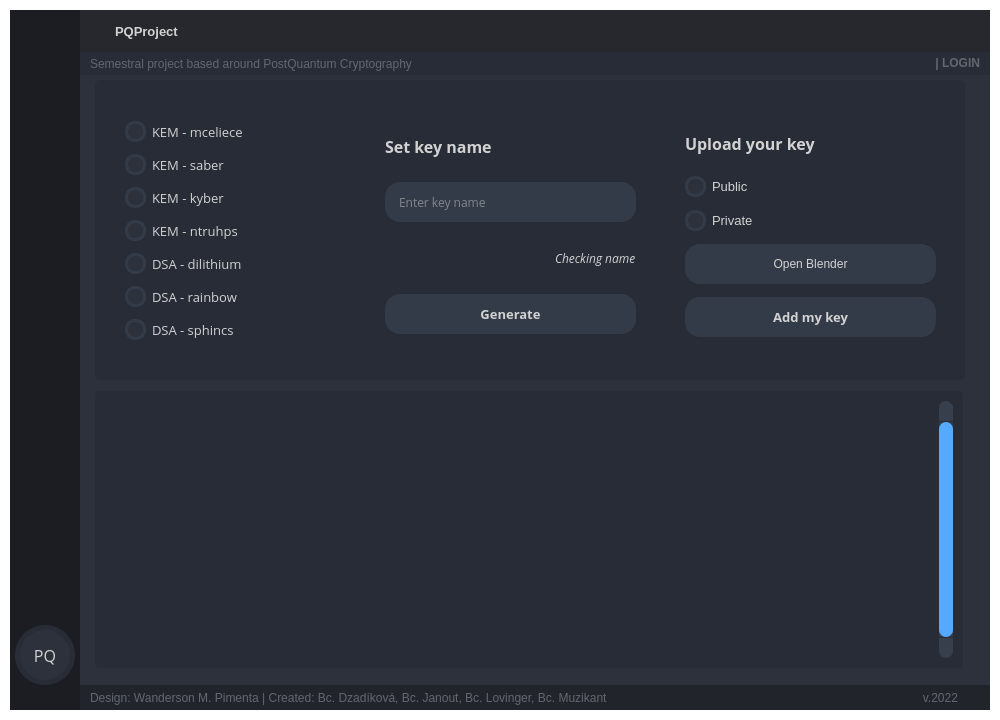
Before: the Qt Designer form gui/GUI_BASE.ui in Muzosh/PQ-crypto-test-app, drawn with Qt 5.
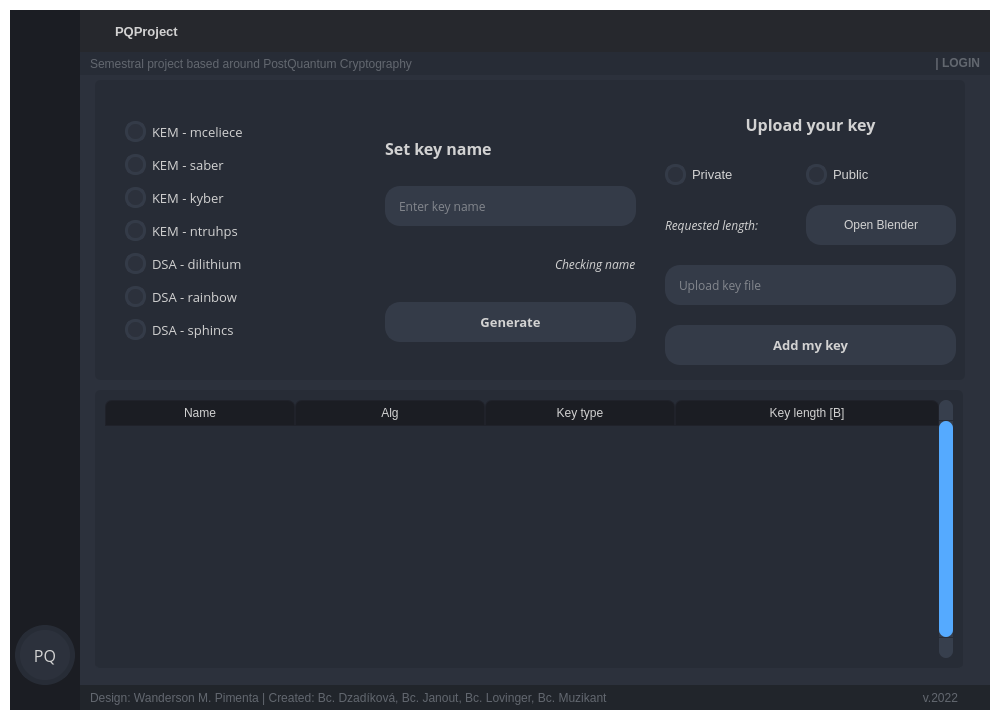
After: the same form once the commit is applied. The open tabs and pages were chosen to show the change. Icons and pictures are not drawn.

Commit message: Add method for requested key length updating

```diff
--- a/gui/GUI_BASE.ui
+++ b/gui/GUI_BASE.ui
@@ -3246,6 +3246,9 @@
                         <property name="text">
                          <string>KEM - mceliece</string>
                         </property>
+                        <property name="autoExclusive">
+                         <bool>true</bool>
+                        </property>
                        </widget>
                       </item>
                       <item>
@@ -3377,7 +3380,7 @@
                        <x>270</x>
                        <y>10</y>
                        <width>291</width>
-                       <height>281</height>
+                       <height>291</height>
                       </rect>
                      </property>
                      <layout class="QVBoxLayout" name="layout_setkey_box">
@@ -3537,35 +3540,20 @@
                       </item>
                      </layout>
                     </widget>
-                    <widget class="QWidget" name="horizontalLayoutWidget_4">
+                    <widget class="QWidget" name="gridLayoutWidget">
                      <property name="geometry">
                       <rect>
                        <x>570</x>
                        <y>10</y>
                        <width>291</width>
-                       <height>281</height>
+                       <height>291</height>
                       </rect>
                      </property>
-                     <layout class="QVBoxLayout" name="layout_key_uploadkey">
+                     <layout class="QGridLayout" name="key_layout_upload_key" rowstretch="0,0,0,0,0,0,0,0">
                       <property name="spacing">
-                       <number>0</number>
+                       <number>6</number>
                       </property>
-                      <property name="sizeConstraint">
-                       <enum>QLayout::SetDefaultConstraint</enum>
-                      </property>
-                      <property name="leftMargin">
-                       <number>20</number>
-                      </property>
-                      <property name="topMargin">
-                       <number>20</number>
-                      </property>
-                      <property name="rightMargin">
-                       <number>20</number>
-                      </property>
-                      <property name="bottomMargin">
-                       <number>20</number>
-                      </property>
-                      <item>
+                      <item row="0" column="0" colspan="2">
                        <widget class="QLabel" name="key_uploadkey_label">
                         <property name="sizePolicy">
                          <sizepolicy hsizetype="Minimum" vsizetype="Fixed">
@@ -3590,21 +3578,12 @@
                         <property name="text">
                          <string>Upload your key</string>
                         </property>
-                       </widget>
-                      </item>
-                      <item>
-                       <widget class="QRadioButton" name="key_public_radio_button">
-                        <property name="font">
-                         <font>
-                          <pointsize>10</pointsize>
-                         </font>
+                        <property name="alignment">
+                         <set>Qt::AlignCenter</set>
                         </property>
-                        <property name="text">
-                         <string>Public</string>
-                        </property>
                        </widget>
                       </item>
-                      <item>
+                      <item row="1" column="0">
                        <widget class="QRadioButton" name="key_private_radio_button">
                         <property name="font">
                          <font>
@@ -3616,7 +3595,83 @@
                         </property>
                        </widget>
                       </item>
-                      <item>
+                      <item row="5" column="0" colspan="2">
+                       <widget class="QLineEdit" name="key_upload_line">
+                        <property name="sizePolicy">
+                         <sizepolicy hsizetype="Expanding" vsizetype="Maximum">
+                          <horstretch>0</horstretch>
+                          <verstretch>0</verstretch>
+                         </sizepolicy>
+                        </property>
+                        <property name="minimumSize">
+                         <size>
+                          <width>0</width>
+                          <height>40</height>
+                         </size>
+                        </property>
+                        <property name="font">
+                         <font>
+                          <family>Open Sans</family>
+                         </font>
+                        </property>
+                        <property name="styleSheet">
+                         <string notr="true">QLineEdit {
+	border: 2px solid rgb(52, 59, 72);
+	border-radius: 15px;	
+	background-color: rgb(52, 59, 72);
+}
+QLineEdit:hover {
+	background-color: rgb(57, 65, 80);
+	border: 2px solid rgb(61, 70, 86);
+}
+QLineEdit:pressed {	
+	background-color: rgb(35, 40, 49);
+	border: 2px solid rgb(43, 50, 61);
+}</string>
+                        </property>
+                        <property name="placeholderText">
+                         <string>Upload key file</string>
+                        </property>
+                       </widget>
+                      </item>
+                      <item row="1" column="1">
+                       <widget class="QRadioButton" name="key_public_radio_button">
+                        <property name="font">
+                         <font>
+                          <pointsize>10</pointsize>
+                         </font>
+                        </property>
+                        <property name="text">
+                         <string>Public</string>
+                        </property>
+                       </widget>
+                      </item>
+                      <item row="2" column="0">
+                       <widget class="QLabel" name="key_requested_length_label">
+                        <property name="sizePolicy">
+                         <sizepolicy hsizetype="Expanding" vsizetype="Maximum">
+                          <horstretch>0</horstretch>
+                          <verstretch>0</verstretch>
+                         </sizepolicy>
+                        </property>
+                        <property name="minimumSize">
+                         <size>
+                          <width>0</width>
+                          <height>20</height>
+                         </size>
+                        </property>
+                        <property name="font">
+                         <font>
+                          <family>Open Sans</family>
+                          <italic>true</italic>
+                         </font>
+                        </property>
+                        <property name="text">
+                         <string>Requested length:</string>
+                        </property>
+                       </widget>
+                      </item>
+                      <item row="2" column="1">
                        <widget class="QPushButton" name="key_upload_button">
                         <property name="minimumSize">
                          <size>
@@ -3654,7 +3709,7 @@
                         </property>
                        </widget>
                       </item>
-                      <item>
+                      <item row="7" column="0" colspan="2">
                        <widget class="QPushButton" name="key_generate_button_2">
                         <property name="sizePolicy">
                          <sizepolicy hsizetype="Expanding" vsizetype="Fixed">
@@ -3706,9 +3761,9 @@
                     <property name="geometry">
                      <rect>
                       <x>9</x>
-                      <y>310</y>
+                      <y>309</y>
                       <width>870</width>
-                      <height>280</height>
+                      <height>281</height>
                      </rect>
                     </property>
                     <property name="minimumSize">
@@ -4048,7 +4103,7 @@
                         <number>4</number>
                        </property>
                        <attribute name="horizontalHeaderVisible">
-                        <bool>false</bool>
+                        <bool>true</bool>
                        </attribute>
                        <attribute name="horizontalHeaderCascadingSectionResizes">
                         <bool>false</bool>
@@ -4057,7 +4112,7 @@
                         <number>150</number>
                        </attribute>
                        <attribute name="horizontalHeaderDefaultSectionSize">
-                        <number>200</number>
+                        <number>190</number>
                        </attribute>
                        <attribute name="horizontalHeaderHighlightSections">
                         <bool>true</bool>
```
The commit also changes 1 other file.
